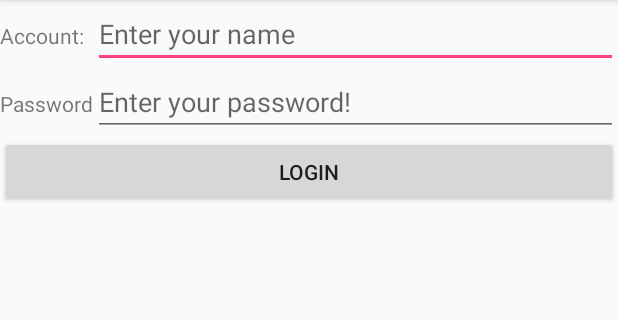
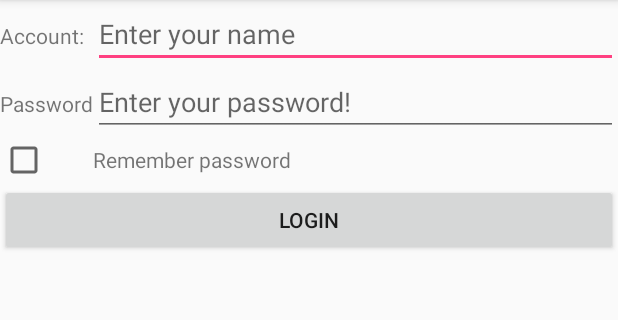
Before and after one commit to cerlaw/BroadcastTestPractice, an Android app: the screen it shows after launch (LoginActivity), on a phone screen of 412 x 824 dp, the part 84-404 px from its top. Run offline under Robolectric (Android 15) with nearby library versions, the phone set to English and light mode, and no system bars.

Commit message:
实现了记住密码的功能

```diff
--- a/app/src/main/java/com/example/dell/broadcasttestpractice/LoginActivity.java
+++ b/app/src/main/java/com/example/dell/broadcasttestpractice/LoginActivity.java
@@ -1,9 +1,12 @@
 package com.example.dell.broadcasttestpractice;
 
 import android.content.Intent;
+import android.content.SharedPreferences;
 import android.os.Bundle;
+import android.preference.PreferenceManager;
 import android.view.View;
 import android.widget.Button;
+import android.widget.CheckBox;
 import android.widget.EditText;
 import android.widget.Toast;
 
@@ -12,25 +15,51 @@ import android.widget.Toast;
  */
 
 public class LoginActivity extends BaseActivity {
+
     private EditText accountEdit;
 
     private EditText passwordEdit;
 
     private Button button;
 
+    private SharedPreferences pref;
+
+    private SharedPreferences.Editor editor;
+
+    private CheckBox rememberpass;
+
     @Override
     protected void onCreate(Bundle savedInstanceState) {
         super.onCreate(savedInstanceState);
         setContentView(R.layout.login);
+        pref = PreferenceManager.getDefaultSharedPreferences(this);
         accountEdit = (EditText) findViewById(R.id.account);
         passwordEdit = (EditText) findViewById(R.id.password);
+        rememberpass = (CheckBox) findViewById(R.id.remember_pass);
         button = (Button) findViewById(R.id.login);
+        Boolean isRemember = pref.getBoolean("remember_pass",false);
+        if(isRemember){
+            String account = pref.getString("account","");
+            String password = pref.getString("password","");
+            passwordEdit.setText(password);
+            accountEdit.setText(account);
+            rememberpass.setChecked(true);
+        }
         button.setOnClickListener(new View.OnClickListener() {
             @Override
             public void onClick(View v) {
                 String account = accountEdit.getText().toString();
                 String password = passwordEdit.getText().toString();
                 if(account.equals("admin") && password.equals("123456")){
+                    editor = pref.edit();
+                    if(rememberpass.isChecked()){
+                        editor.putBoolean("remember_pass",true);
+                        editor.putString("account",account);
+                        editor.putString("password",password);
+                    }else {
+                        editor.clear();
+                    }
+                    editor.commit();
                     Intent intent = new Intent(LoginActivity.this,
                             MainActivity.class);
                     startActivity(intent);
--- a/app/src/main/res/layout/login.xml
+++ b/app/src/main/res/layout/login.xml
@@ -31,6 +31,16 @@
             android:hint="Enter your password!"/>
     </TableRow>
 
+    <TableRow>
+        <CheckBox
+            android:id="@+id/remember_pass"
+            android:layout_height="wrap_content"/>
+
+        <TextView
+            android:layout_height="wrap_content"
+            android:text="Remember password"/>
+    </TableRow>
+
     <Button
         android:id="@+id/login"
         android:layout_height="wrap_content"
```
